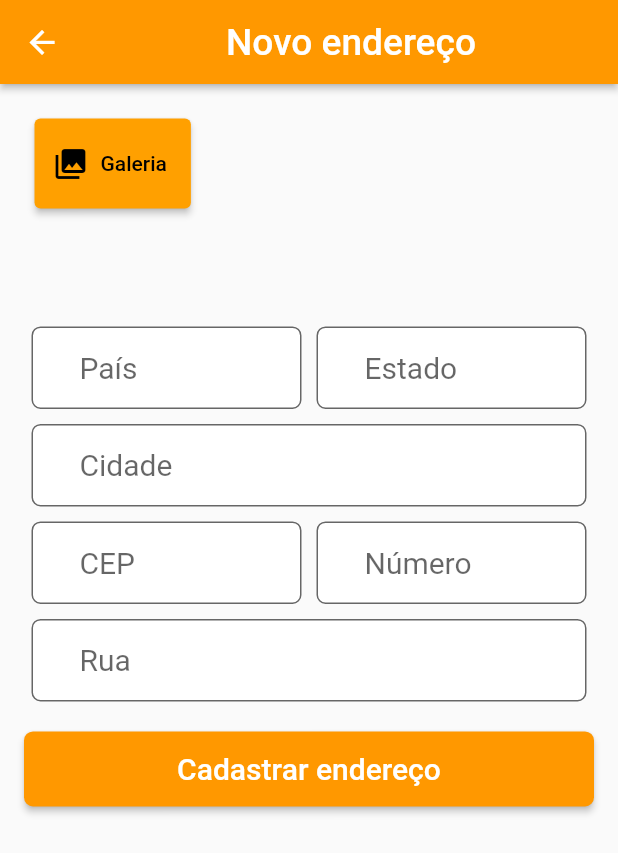
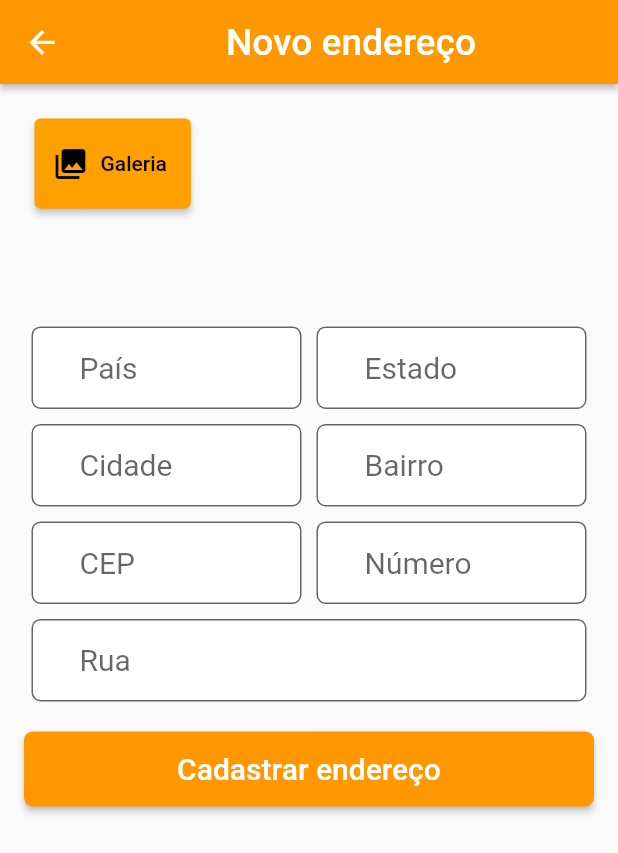
Before and after one commit to dimasmikael/teste_flash_courier, a Flutter app: the AddressRegistrationView screen opened by its route, on a phone screen of 412 x 824 dp. Shown: the top 853 px of the screen. Run offline on Flutter 3.47's test engine with Material 2 defaults, Android fonts, the phone set to English and light mode, and no system bars; our stand-ins replace animated_splash_screen, cached_network_image, carousel_slider, cloud_firestore, firebase_auth, firebase_core and 6 more; accounts and stored records are empty.

Commit message:
add  bairro

```diff
--- a/lib/models/address_model.dart
+++ b/lib/models/address_model.dart
@@ -6,6 +6,7 @@ class AddressModel {
   String _street = '';
   String _district = '';
   String _state = '';
+  String _city = '';
   int _number = 0;
   int _zipCode = 0;
 
@@ -50,6 +51,12 @@ class AddressModel {
     _state = value;
   }
 
+  String get city => _city;
+
+  set city(String value) {
+    _city = value;
+  }
+
   int get number => _number;
 
   set number(int value) {
@@ -74,6 +81,7 @@ class AddressModel {
     street = doc['street'] ?? '';
     district = doc['district'] ?? '';
     state = doc['state'] ?? '';
+    city = doc['city'] ?? '';
     number = (doc['number']) ?? 0;
     zipCode = doc['zipCode'] ?? 0;
     photoCountry = List<String>.from(doc['photoCountry'] ?? []);
@@ -86,6 +94,7 @@ class AddressModel {
       "street": street,
       "district": district,
       "state": state,
+      "city": city,
       "number": number,
       "zipCode": zipCode,
       "photoCountry": photoCountry,
--- a/lib/views/details/widgets/texto_details_widget.dart
+++ b/lib/views/details/widgets/texto_details_widget.dart
@@ -17,7 +17,7 @@ class TextDetailsWidget extends StatelessWidget {
           widgets: Column(children: [
             textInfoDetails('País: ${address?.country ?? ''}'),
             textInfoDetails('Estado: ${address?.state ?? ''}'),
-            textInfoDetails('Cidade: ${address?.district ?? ''}'),
+            textInfoDetails('Cidade: ${address?.city ?? ''}'),
           ]),
         ),
         const Divider(
@@ -26,6 +26,7 @@ class TextDetailsWidget extends StatelessWidget {
         CustomCardWidget(
           widgets: Column(children: [
             textInfoDetails('CEP: ${address?.zipCode ?? 0}'),
+            textInfoDetails('Bairro: ${address?.district ?? 0}'),
             textInfoDetails('Logradouro: ${address?.street ?? ''}'),
             textInfoDetails('Número: ${address?.number ?? 0}'),
           ]),
--- a/lib/views/home/home_view_widgets/home_view_item_widget.dart
+++ b/lib/views/home/home_view_widgets/home_view_item_widget.dart
@@ -39,7 +39,7 @@ class HomeViewItemWidget extends StatelessWidget {
                           textNamePlace('País: ${address?.country ?? ''}'),
                           subTextNamePlace('Estado: ${address?.state ?? ""}'),
                           subTextNamePlace(
-                              'Cidade: ${address?.district ?? ""}'),
+                              'Cidade: ${address?.city ?? ""}'),
                         ],
                       ),
                     ),
--- a/lib/views/registration/address_registration_view_widgets/form_widget/registration_view_form_widget.dart
+++ b/lib/views/registration/address_registration_view_widgets/form_widget/registration_view_form_widget.dart
@@ -40,12 +40,27 @@ class _FormWidgetState extends State<FormWidget> {
               )
             ],
           ),
-          CustomInputWidget(
-            type: TextInputType.text,
-            onSaved: (String? cidade) {
-              widget.address?.district = cidade!;
-            },
-            hint: "Cidade",
+          Row(
+            children: [
+              Expanded(
+                child: CustomInputWidget(
+                  type: TextInputType.text,
+                  onSaved: (String? cidade) {
+                    widget.address?.city = cidade!;
+                  },
+                  hint: "Cidade",
+                ),
+              ),
+              Expanded(
+                child: CustomInputWidget(
+                  type: TextInputType.text,
+                  onSaved: (String? bairro) {
+                    widget.address?.district = bairro!;
+                  },
+                  hint: "Bairro",
+                ),
+              )
+            ],
           ),
           Row(
             children: [
```
